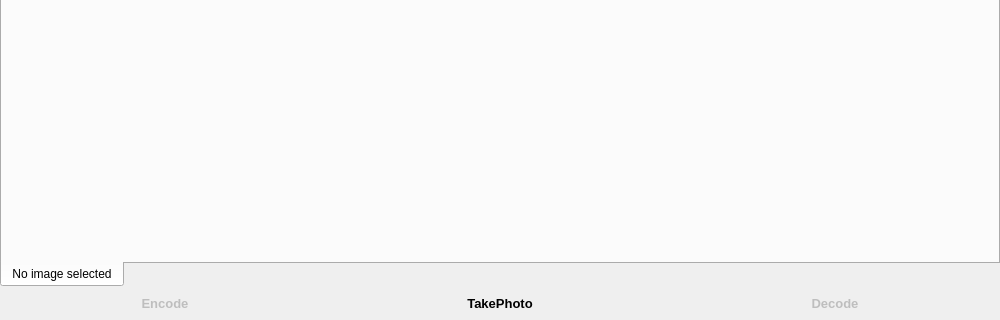
This is ui/mainwindow.ui in junfengyu/hiddendragon as Qt 5 draws it before an edit; both pictures show x 0 to 1000 and y 480 to 800 of the 1000 by 800 pixel window. The edited form follows.
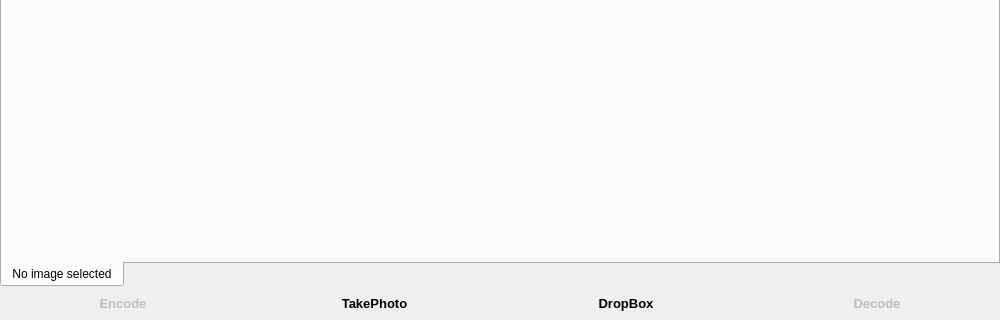
This is the edited form. Icons and pictures are not drawn.

Diff of the .ui file:
```diff
--- a/ui/mainwindow.ui
+++ b/ui/mainwindow.ui
@@ -43,7 +43,7 @@
     <property name="spacing">
      <number>5</number>
     </property>
-    <item row="0" column="0" colspan="3">
+    <item row="0" column="0" colspan="4">
      <widget class="QTabWidget" name="tabWidget">
       <property name="tabPosition">
        <enum>QTabWidget::South</enum>
@@ -118,7 +118,7 @@
       </widget>
      </widget>
     </item>
-    <item row="1" column="0">
+    <item row="3" column="0">
      <widget class="QPushButton" name="encodeButton">
       <property name="enabled">
        <bool>false</bool>
@@ -154,7 +154,7 @@
       </property>
      </widget>
     </item>
-    <item row="1" column="1">
+    <item row="3" column="1">
      <widget class="QPushButton" name="takePhotoButton">
       <property name="enabled">
        <bool>true</bool>
@@ -190,7 +190,7 @@
       </property>
      </widget>
     </item>
-    <item row="1" column="2">
+    <item row="3" column="3">
      <widget class="QPushButton" name="decodeButton">
       <property name="enabled">
        <bool>false</bool>
@@ -235,6 +235,33 @@
       </property>
      </widget>
     </item>
+    <item row="3" column="2">
+     <widget class="QPushButton" name="dropboxButton">
+      <property name="font">
+       <font>
+        <pointsize>10</pointsize>
+        <weight>75</weight>
+        <bold>true</bold>
+       </font>
+      </property>
+      <property name="text">
+       <string>DropBox</string>
+      </property>
+      <property name="icon">
+       <iconset resource="../img/hiddendragon.qrc">
+        <normaloff>:/icons/dropbox.png</normaloff>:/icons/dropbox.png</iconset>
+      </property>
+      <property name="iconSize">
+       <size>
+        <width>88</width>
+        <height>88</height>
+       </size>
+      </property>
+      <property name="flat">
+       <bool>true</bool>
+      </property>
+     </widget>
+    </item>
    </layout>
   </widget>
   <widget class="QMenuBar" name="menubar">
```
